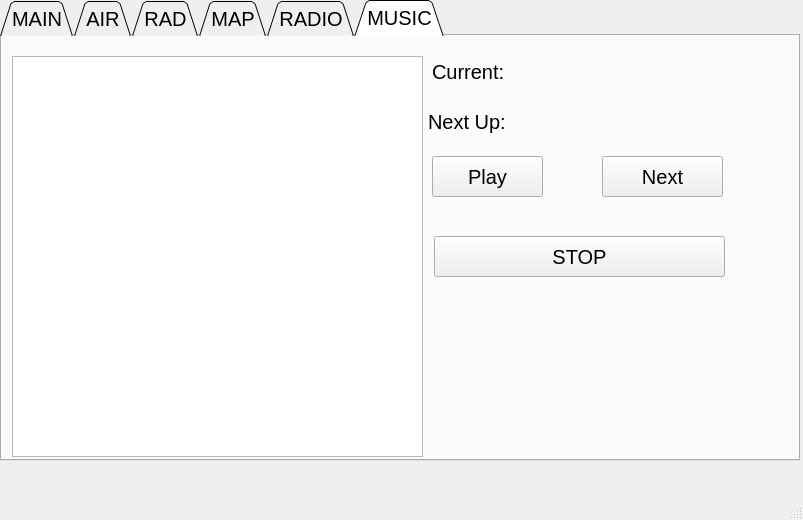
Before: the Qt Designer form PipBoy/PipBoyMenu.ui in Blizzartnaut/WorkingPipBoy, drawn with Qt 5.
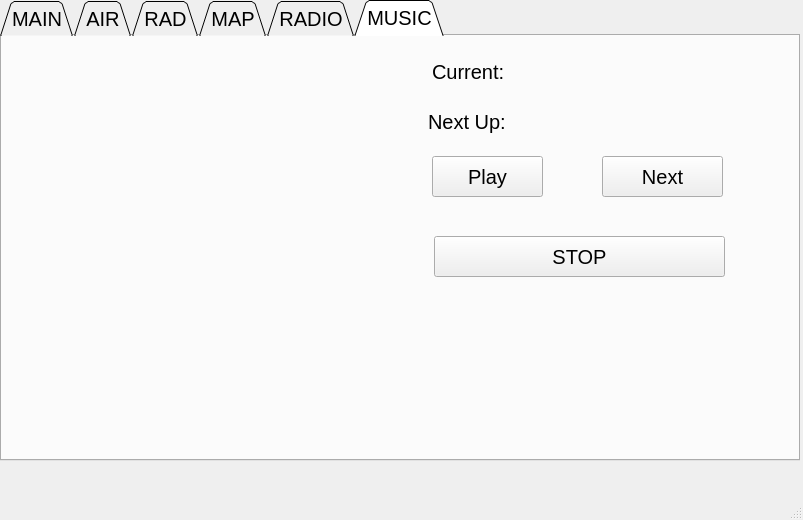
After: the same form once the commit is applied.

Commit message: ui changes for accomadation music list

What changed in the file:
```diff
--- a/PipBoy/PipBoyMenu.ui
+++ b/PipBoy/PipBoyMenu.ui
@@ -745,16 +745,6 @@
      <attribute name="title">
       <string>MUSIC</string>
      </attribute>
-     <widget class="QListView" name="MusicList">
-      <property name="geometry">
-       <rect>
-        <x>10</x>
-        <y>20</y>
-        <width>411</width>
-        <height>401</height>
-       </rect>
-      </property>
-     </widget>
      <widget class="QLabel" name="CurrentPlay">
       <property name="geometry">
        <rect>
@@ -820,6 +810,19 @@
        <string>STOP</string>
       </property>
      </widget>
+     <widget class="QLabel" name="MusicList">
+      <property name="geometry">
+       <rect>
+        <x>10</x>
+        <y>10</y>
+        <width>401</width>
+        <height>391</height>
+       </rect>
+      </property>
+      <property name="text">
+       <string/>
+      </property>
+     </widget>
     </widget>
    </widget>
   </widget>
```
The commit also changes 3 other files.
